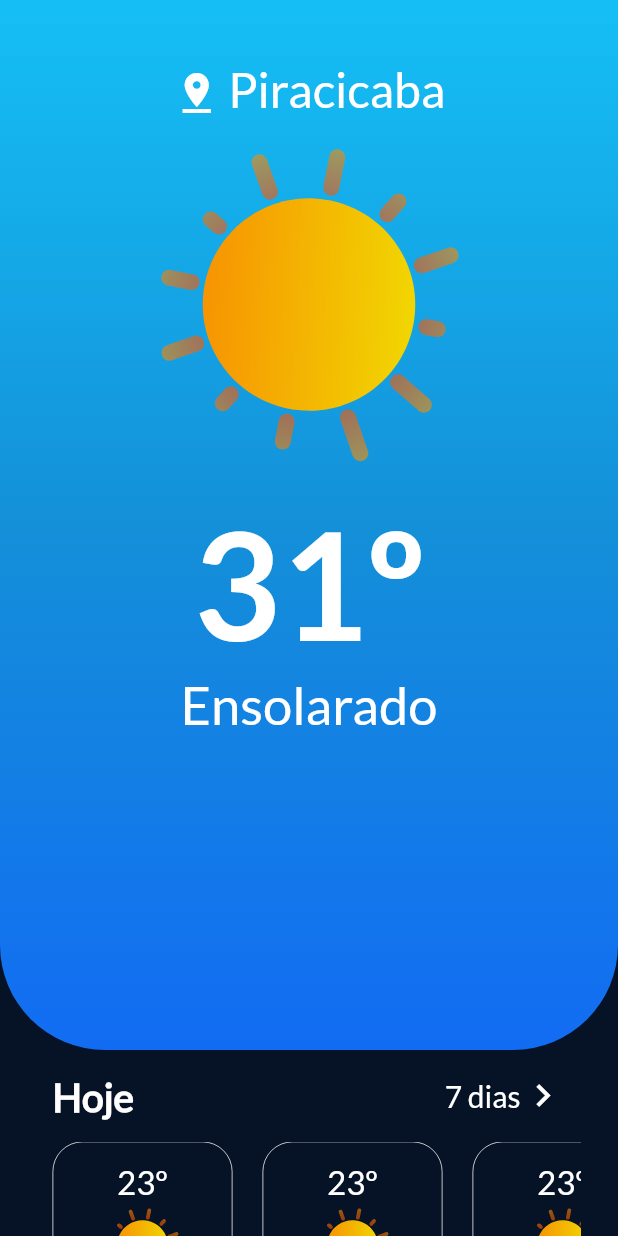
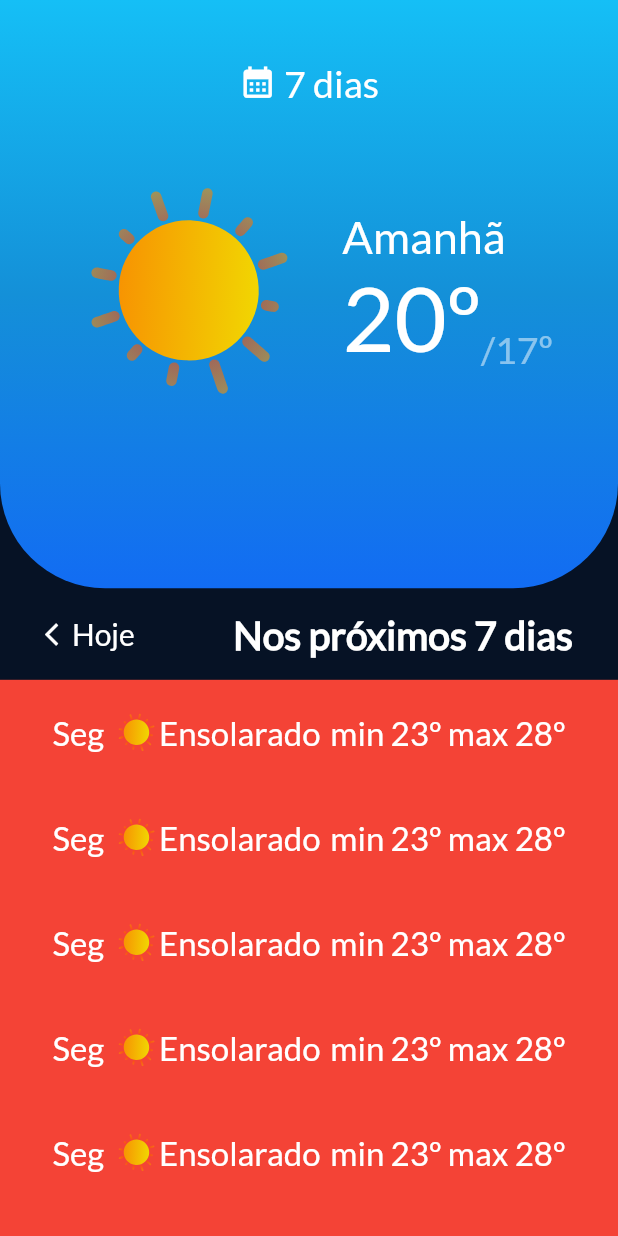
Before and after one commit to vivianeor/weather_app, a Flutter app: the screen it shows after launch, on a phone screen of 412 x 824 dp. Run offline on Flutter 3.47's test engine with Material 2 defaults, Android fonts, the phone set to English and light mode, and no system bars; our stand-ins replace lottie.

Commit message:
alteração na animação

```diff
--- a/lib/features/presentation/ui/pages/home_page.dart
+++ b/lib/features/presentation/ui/pages/home_page.dart
@@ -13,41 +13,36 @@ class HomePage extends StatefulWidget {
 }
 
 class _HomePageState extends State<HomePage> {
-  double _height = 700;
+  bool _todayForecastVisible = true;
+  double _height = 600;
+  bool _isSmallSize = false;
+
+  @override
+  void initState() {
+    super.initState();
+    _isSmallSize = !_isSmallSize;
+  }
 
   @override
   Widget build(BuildContext context) {
+    _isSmallSize = !_isSmallSize;
     return Scaffold(
       backgroundColor: const Color(0xff061225),
-      body: NotificationListener<ScrollNotification>(
-        onNotification: (ScrollNotification notification) {
-          if (notification is UserScrollNotification) {
-            if (notification.direction == ScrollDirection.forward) {
-              setState(() {
-                _height = 550;
-              });
-            } else if (notification.direction == ScrollDirection.reverse) {
-              setState(() {
-                _height = 750;
-              });
-            }
-          }
-          return false;
-        },
-        child: ListView(
+      body: Column(
         children: [
-            _currentWeather(),
-            _currentWeatherHourly()
+          _currentWeather(_height, _isSmallSize),
+         _isSmallSize ? _currentWeatherHourly(_height) :
+          _weatherForecastNextDays(_height)
         ],
-        ),
       ),
     );
   }
 
-  Widget _currentWeather() {
-    return  AnimatedContainer(
+  Widget _currentWeather(double height, bool _isSmallSize ) {
+    return Expanded(
+      child: AnimatedContainer(
         duration: const Duration(milliseconds: 500),
-      height: _height,
+        height: height,
         width: MediaQuery.of(context).size.width,
         padding: const EdgeInsets.symmetric(vertical: 40),
         decoration: const BoxDecoration(
@@ -59,37 +54,103 @@ class _HomePageState extends State<HomePage> {
               colors: <Color>[Color(0Xff15bff6), Color(0Xff1490d8),
                 Color(0Xff126cf3)]),
         ),
+        child: AnimatedSwitcher(
+          duration: const Duration(milliseconds: 200),
+          child:
+          _isSmallSize ?
+          AnimatedOpacity(
+            key: const Key("key1"),
+            opacity: _isSmallSize ? 1.0 : 0.0,
+            duration: const Duration(milliseconds: 500),
+            child: SizedBox(
+              width: MediaQuery.of(context).size.width,
               child: Column(
                 children: [
                   Row(
                     mainAxisAlignment: MainAxisAlignment.center,
                     crossAxisAlignment: CrossAxisAlignment.end,
                     children: const [
-              Icon(Icons.pin_drop, size: 32, color: Colors.white),
+                      Icon(Icons.pin_drop, size: 25, color: Colors.white),
                       SizedBox(width: 5),
                       Text('Piracicaba', style:
-              TextStyle(fontSize: 32, color: Colors.white)),
+                      TextStyle(fontSize: 25, color: Colors.white)),
                     ],
                   ),
                   Column(
                     children: [
-              Lottie.asset('assets/animations/sunny.json', width: 250),
+                      Lottie.asset('assets/animations/sunny.json', width: 160),
                       const Text('31º',
-                  style: TextStyle(fontSize: 100,
+                          style: TextStyle(fontSize: 85,
                               fontFamily: 'Lato Bold',
                               fontWeight: FontWeight.normal,
                               color: Colors.white
                           )),
-              const Text('Ensolarado', style: TextStyle(fontSize: 35,
+                      const Text('Ensolarado', style: TextStyle(fontSize: 25,
                           color: Colors.white))
                     ],
                   )
                 ],
               ),
+            ),
+          )
+          :
+          AnimatedOpacity(
+            key: const Key("key2"),
+            opacity: !_isSmallSize ? 1.0 : 0.0,
+            duration: const Duration(milliseconds: 500),
+            child: ListView(
+              children: [
+                Row(
+                  mainAxisAlignment: MainAxisAlignment.center,
+                  children: const [
+                    Icon(Icons.calendar_month, size: 25, color: Colors.white),
+                    SizedBox(width: 5),
+                    Text('7 dias', style:
+                    TextStyle(fontSize: 25, color: Colors.white)),
+                  ],
+                ),
+                SizedBox(
+                  height: MediaQuery.of(context).size.height * .3,
+                  child: Column(
+                    mainAxisAlignment: MainAxisAlignment.center,
+                    children: [
+                      SizedBox(
+                        width:  MediaQuery.of(context).size.width,
+                        child: Row(
+                          mainAxisAlignment: MainAxisAlignment.center,
+                          children: [
+                            Lottie.asset('assets/animations/sunny.json',
+                                width: MediaQuery.of(context).size.height * .2),
+                            const SizedBox(width: 20),
+                            Column(
+                              mainAxisAlignment: MainAxisAlignment.center,
+                              crossAxisAlignment: CrossAxisAlignment.start,
+                              children: [
+                                const Text('Amanhã', style: TextStyle(fontSize: 30, color: Colors.white)),
+                                Row(
+                                  crossAxisAlignment: CrossAxisAlignment.end,
+                                  children: [
+                                    const Text('20º', style: TextStyle(fontSize: 60, color: Colors.white)),
+                                    Text('/17º', style: TextStyle(fontSize: 25, color: const Color(0xFFffffff).withOpacity(0.5))),
+                                  ],
+                                )
+                              ],
+                            )
+                          ],
+                        ),
+                      )
+                    ],
+                  ),
+                ),
+              ],
+            ),
+          ),
+        ),
+      ),
     );
   }
 
-  Widget _currentWeatherHourly() {
+  Widget _currentWeatherHourly(double height) {
     return Column(
       children: [
         Container(
@@ -99,32 +160,33 @@ class _HomePageState extends State<HomePage> {
             children: [
               const Text('Hoje', style: TextStyle(fontSize: 26,
                   color: Colors.white, fontWeight: FontWeight.w600)),
-              Row(
+              GestureDetector(
+                onTap: (){
+                  setState(() {
+                   // height = 550;
+                    _todayForecastVisible = !_todayForecastVisible;
+                  });
+                },
+                child: Row(
                   crossAxisAlignment: CrossAxisAlignment.center,
                   mainAxisAlignment: MainAxisAlignment.center,
-                children: [
-                  GestureDetector(
-                    onTap: () {
-                      //diminuir o tamanho do azul
-                      //desaparecer a previsão de hoje
-                      //mostrar a lista de previsão dos proximos dias
-                    },
-                    child: const Text(
+                  children: const [
+                    Text(
                         '7 dias',
-                        style: TextStyle(fontSize: 20, color: Colors.white))),
-                  const Icon(Icons.chevron_right, color: Colors.white, size: 30)
+                        style: TextStyle(fontSize: 20, color: Colors.white)),
+                    Icon(Icons.chevron_right, color: Colors.white, size: 30),
                   ],
+                ),
               ),
             ],
           ),
         ),
         Container(
-          width: MediaQuery.of(context).size.width,
-          height: 135,
           padding: const EdgeInsets.symmetric(horizontal: 25),
           child: ListView.builder(
               scrollDirection: Axis.horizontal,
               shrinkWrap: true,
+              padding: EdgeInsets.zero,
               physics: const NeverScrollableScrollPhysics(),
               itemCount: 3,
               itemBuilder: (context, index) {
@@ -152,4 +214,68 @@ class _HomePageState extends State<HomePage> {
       ],
     );
   }
+
+  Widget _weatherForecastNextDays(double height) {
+    return Column(
+      children: [
+        Container(
+          padding: const EdgeInsets.symmetric(horizontal: 30, vertical: 15),
+          child: GestureDetector(
+            onTap: (){
+              setState(() {
+                //height = 550;
+                _todayForecastVisible = !_todayForecastVisible;
+              });
+            },
+            child: Row(
+              mainAxisAlignment: MainAxisAlignment.spaceBetween,
+              children: [
+                Row(
+                  children: const [
+                    Icon(Icons.arrow_back_ios, color: Colors.white, size: 18),
+                    Text(
+                        'Hoje',
+                        style: TextStyle(fontSize: 20, color: Colors.white)),
+                  ],
+                ),
+                const Text('Nos próximos 7 dias', style: TextStyle(fontSize: 26,
+                    color: Colors.white, fontWeight: FontWeight.w600)),
+              ],
+            ),
+          ),
+        ),
+        Container(
+          color: Colors.red,
+          height: MediaQuery.of(context).size.height * .45,
+          child: ListView.builder(
+            padding: EdgeInsets.zero,
+            scrollDirection: Axis.vertical,
+            shrinkWrap: true,
+            itemCount: 12,
+            itemBuilder: (context, i){
+              return Container(
+                padding: const EdgeInsets.symmetric(horizontal: 35, vertical: 20),
+                child: Row(
+                  mainAxisAlignment: MainAxisAlignment.spaceBetween,
+                  children: [
+                  const Text('Seg', style: TextStyle(fontSize: 22,
+                    color: Colors.white)),
+                  Row(
+                    children: [
+                      Lottie.asset('assets/animations/sunny.json', width: 30),
+                      const Text('Ensolarado', style: TextStyle(fontSize: 22,
+                          color: Colors.white)),
+                    ],
+                  ),
+                  const Text('min 23º max 28º', style: TextStyle(fontSize: 22,
+                      color: Colors.white)),
+                  ],
+                ),
+              );
             }
+          ),
+        )
+      ],
+    );
+  }
+}
```
Lines whose indentation alone changed are shown as unchanged.
